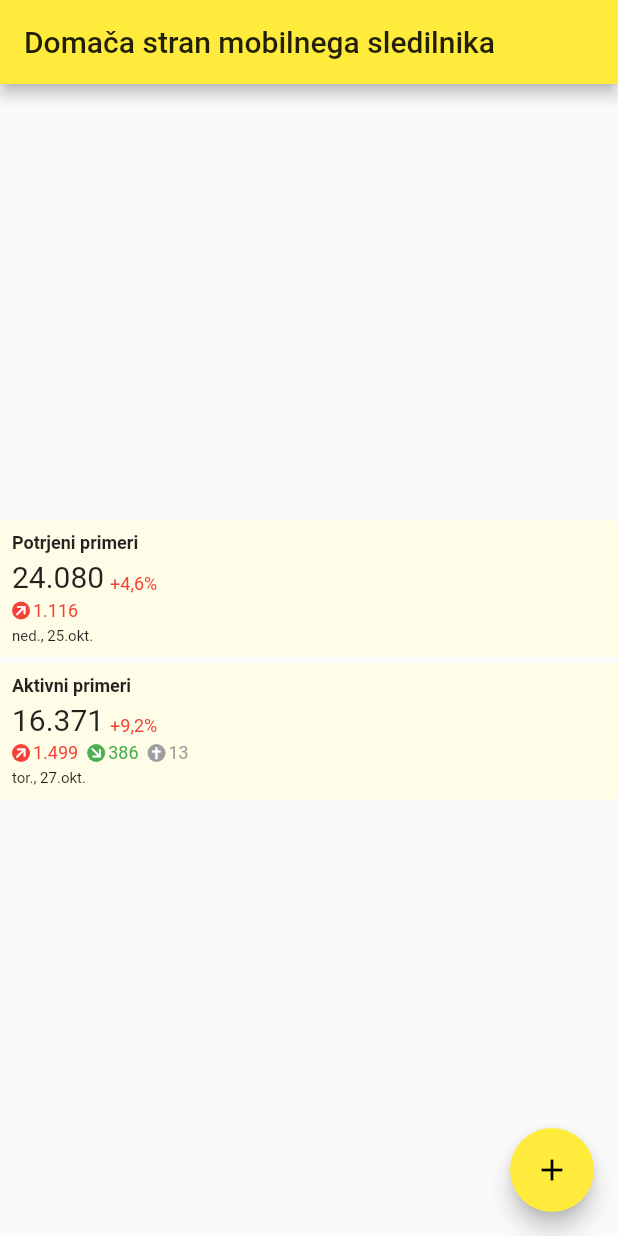
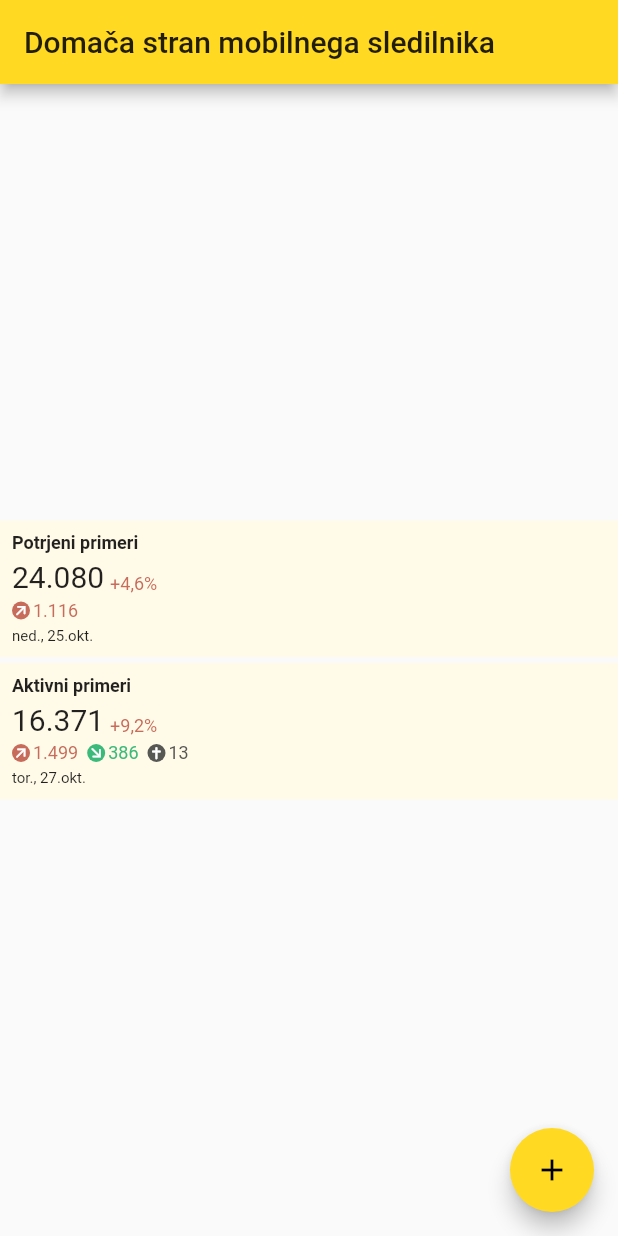
Before and after one commit to sledilnik/mobile-app, a Flutter app: the screen it shows after launch, on a phone screen of 412 x 824 dp. Run offline on Flutter 3.47's test engine with Material 2 defaults, Android fonts, the phone set to English and light mode, and no system bars; project files that could hold a hidden picture were left out.

Commit message:
Match colors to website.
When copying colors, it seems the mobile screen shows much more vivid colors, so I decreased the opacity from 0xff to 0xe0 as an adjustment. Pixel perfection might require device-adjusted opacity.

```diff
--- a/sledilnik_mobile_app/lib/custom_color_scheme.dart
+++ b/sledilnik_mobile_app/lib/custom_color_scheme.dart
@@ -2,10 +2,30 @@
 
 import 'enums.dart';
 
+MaterialColor createMaterialColor(Color color) {
+  List strengths = <double>[.05];
+  Map swatch = <int, Color>{};
+  final int r = color.red, g = color.green, b = color.blue;
+
+  for (int i = 1; i < 10; i++) {
+    strengths.add(0.1 * i);
+  }
+  strengths.forEach((strength) {
+    final double ds = 0.5 - strength;
+    swatch[(strength * 1000).round()] = Color.fromRGBO(
+      r + ((ds < 0 ? r : (255 - r)) * ds).round(),
+      g + ((ds < 0 ? g : (255 - g)) * ds).round(),
+      b + ((ds < 0 ? b : (255 - b)) * ds).round(),
+      1,
+    );
+  });
+  return MaterialColor(color.value, swatch);
+}
+
 extension CustomColorScheme on ColorScheme {
-  Color get goodTrend => Colors.green;
-  Color get badTrend => Colors.red;
-  Color get death => Colors.grey;
+  Color get goodTrend => Color(0xe020b16d);
+  Color get badTrend => Color(0xe0bf5747);
+  Color get death => Color(0xe0404040);
   Color getTrendColor(final TrendType trendType) {
     switch (trendType) {
       case TrendType.Bad:
--- a/sledilnik_mobile_app/lib/main.dart
+++ b/sledilnik_mobile_app/lib/main.dart
@@ -2,6 +2,7 @@
 
 import 'package:intl/intl.dart';
 import 'package:intl/date_symbol_data_local.dart';
+import 'package:sledilnik_mobile_app/custom_color_scheme.dart';
 
 import "ui/widgets/info_box.dart";
 
@@ -27,7 +28,7 @@
         // or simply save your changes to "hot reload" in a Flutter IDE).
         // Notice that the counter didn't reset back to zero; the application
         // is not restarted.
-        primarySwatch: Colors.yellow,
+        primarySwatch: createMaterialColor(Color(0xffffd922)),
         // This makes the visual density adapt to the platform that you run
         // the app on. For desktop platforms, the controls will be smaller and
         // closer together (more dense) than on mobile platforms.
--- a/sledilnik_mobile_app/lib/ui/widgets/info_box.dart
+++ b/sledilnik_mobile_app/lib/ui/widgets/info_box.dart
@@ -33,7 +33,7 @@
     final trendColor = colorScheme.getTrendColor(trendType);
     return Container(
         padding: const EdgeInsets.symmetric(horizontal: 8.0, vertical: 8.0),
-        decoration: BoxDecoration(color: Colors.yellow[50]),
+        decoration: BoxDecoration(color: Color(0xfffffbe8)),
         child: Column(crossAxisAlignment: CrossAxisAlignment.start, children: <Widget>[
           Text(
             title,
```
